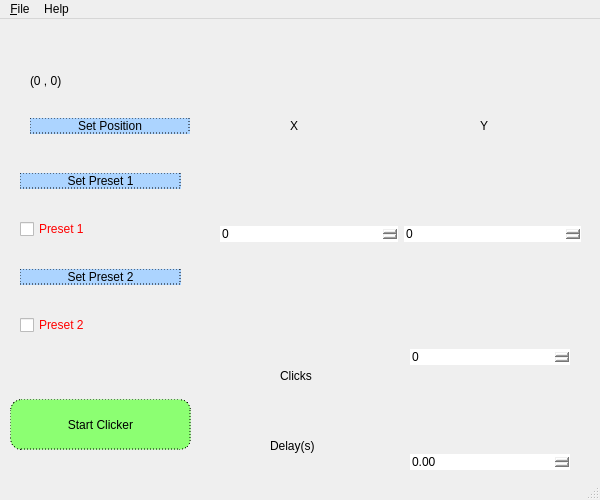
Qt form AutoClicker.ui (Hoccyy/auto-clicker) before a commit.
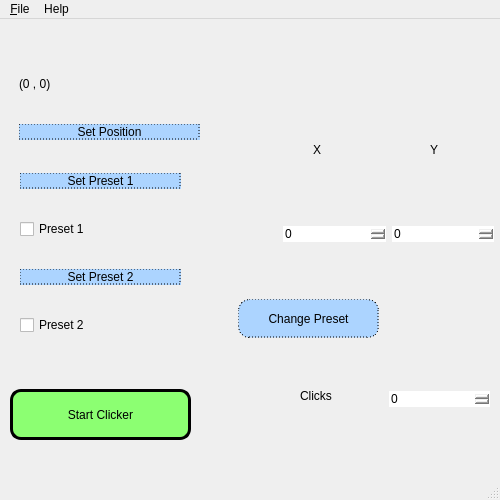
The same form after that commit. Icons and pictures are not drawn.

Commit message:
Preset changing functionality and UX Changes
Added methods to change the coordinate presets and store it. Also CSS changes for aesthetic/UX purposes and window size made smaller for convenience.

```diff
--- a/AutoClicker.ui
+++ b/AutoClicker.ui
@@ -6,7 +6,7 @@
    <rect>
     <x>0</x>
     <y>0</y>
-    <width>600</width>
+    <width>500</width>
     <height>500</height>
    </rect>
   </property>
@@ -46,7 +46,7 @@
      <item>
       <widget class="QCheckBox" name="checkBox">
        <property name="styleSheet">
-        <string notr="true">color: red; font: 87 11pt &quot;Arial&quot;;</string>
+        <string notr="true">color: black; font: 87 11pt &quot;Arial&quot;;</string>
        </property>
        <property name="text">
         <string>Preset 1</string>
@@ -72,7 +72,7 @@
         <bool>false</bool>
        </property>
        <property name="styleSheet">
-        <string notr="true">color: red; font: 87 11pt &quot;Arial&quot;;</string>
+        <string notr="true">color: black; font: 87 11pt &quot;Arial&quot;;</string>
        </property>
        <property name="text">
         <string>Preset 2</string>
@@ -84,9 +84,9 @@
    <widget class="QWidget" name="horizontalLayoutWidget">
     <property name="geometry">
      <rect>
-      <x>220</x>
+      <x>283</x>
       <y>160</y>
-      <width>361</width>
+      <width>211</width>
       <height>111</height>
      </rect>
     </property>
@@ -118,10 +118,10 @@
    <widget class="QLabel" name="label">
     <property name="geometry">
      <rect>
-      <x>290</x>
-      <y>56</y>
-      <width>122</width>
-      <height>101</height>
+      <x>313</x>
+      <y>100</y>
+      <width>31</width>
+      <height>61</height>
      </rect>
     </property>
     <property name="layoutDirection">
@@ -140,10 +140,10 @@
    <widget class="QLabel" name="label_2">
     <property name="geometry">
      <rect>
-      <x>480</x>
-      <y>56</y>
-      <width>122</width>
-      <height>101</height>
+      <x>430</x>
+      <y>105</y>
+      <width>21</width>
+      <height>51</height>
      </rect>
     </property>
     <property name="layoutDirection">
@@ -162,8 +162,8 @@
    <widget class="QLabel" name="label_3">
     <property name="geometry">
      <rect>
-      <x>280</x>
-      <y>330</y>
+      <x>300</x>
+      <y>350</y>
       <width>121</width>
       <height>54</height>
      </rect>
@@ -181,35 +181,13 @@
      <string>Clicks</string>
     </property>
    </widget>
-   <widget class="QLabel" name="label_4">
-    <property name="geometry">
-     <rect>
-      <x>270</x>
-      <y>400</y>
-      <width>151</width>
-      <height>54</height>
-     </rect>
-    </property>
-    <property name="layoutDirection">
-     <enum>Qt::LeftToRight</enum>
-    </property>
-    <property name="autoFillBackground">
-     <bool>false</bool>
-    </property>
-    <property name="styleSheet">
-     <string notr="true">font: 75 23.33pt &quot;Calibri&quot;;</string>
-    </property>
-    <property name="text">
-     <string>Delay(s)</string>
-    </property>
-   </widget>
    <widget class="QWidget" name="verticalLayoutWidget_2">
     <property name="geometry">
      <rect>
-      <x>410</x>
-      <y>330</y>
-      <width>160</width>
-      <height>121</height>
+      <x>389</x>
+      <y>350</y>
+      <width>101</width>
+      <height>61</height>
      </rect>
     </property>
     <layout class="QVBoxLayout" name="verticalLayout_2">
@@ -224,43 +202,19 @@
        </property>
       </widget>
      </item>
-     <item>
-      <spacer name="verticalSpacer">
-       <property name="orientation">
-        <enum>Qt::Vertical</enum>
-       </property>
-       <property name="sizeHint" stdset="0">
-        <size>
-         <width>20</width>
-         <height>40</height>
-        </size>
-       </property>
-      </spacer>
-     </item>
-     <item>
-      <widget class="QDoubleSpinBox" name="doubleSpinBox">
-       <property name="styleSheet">
-        <string notr="true">border-radius: 13px;
-font: 75 22.3pt &quot;Calibri&quot;;</string>
-       </property>
-       <property name="maximum">
-        <double>99999.000000000000000</double>
-       </property>
-      </widget>
-     </item>
     </layout>
    </widget>
    <widget class="QPushButton" name="pushButton">
     <property name="geometry">
      <rect>
       <x>10</x>
-      <y>380</y>
+      <y>370</y>
       <width>181</width>
       <height>51</height>
      </rect>
     </property>
     <property name="styleSheet">
-     <string notr="true">border-radius: 11.33px;font: 75 22.3pt &quot;Calibri&quot;;background-color: rgb(140, 255, 114);border: 1px dotted black;</string>
+     <string notr="true">border-radius: 11.33px;font: 75 22.3pt &quot;Calibri&quot;;background-color: rgb(140, 255, 114);border: 3px solid black;</string>
     </property>
     <property name="text">
      <string>Start Clicker</string>
@@ -269,10 +223,10 @@
    <widget class="QWidget" name="gridLayoutWidget">
     <property name="geometry">
      <rect>
-      <x>30</x>
+      <x>19</x>
       <y>30</y>
-      <width>160</width>
-      <height>85</height>
+      <width>181</width>
+      <height>91</height>
      </rect>
     </property>
     <layout class="QGridLayout" name="gridLayout">
@@ -304,13 +258,29 @@
      </item>
     </layout>
    </widget>
+   <widget class="QPushButton" name="pushButton_5">
+    <property name="geometry">
+     <rect>
+      <x>238</x>
+      <y>280</y>
+      <width>141</width>
+      <height>39</height>
+     </rect>
+    </property>
+    <property name="styleSheet">
+     <string notr="true">border-radius: 11.33px; font: 75 12.3pt &quot;Calibri&quot;; background-color: rgb(172, 212, 255); border: 1px dotted black;</string>
+    </property>
+    <property name="text">
+     <string>Change Preset</string>
+    </property>
+   </widget>
   </widget>
   <widget class="QMenuBar" name="menubar">
    <property name="geometry">
     <rect>
      <x>0</x>
      <y>0</y>
-     <width>600</width>
+     <width>500</width>
      <height>21</height>
     </rect>
    </property>
```
Left out of the diff: 8 changed lines with no effect on the pictures. The commit also changes 8 other files.
